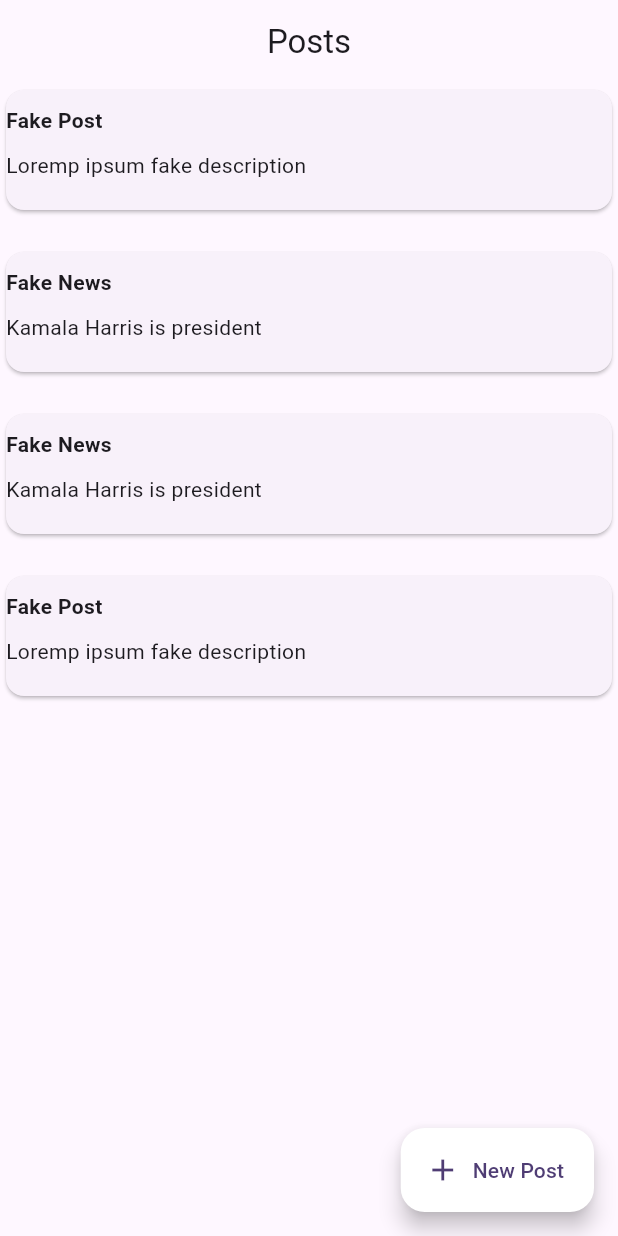
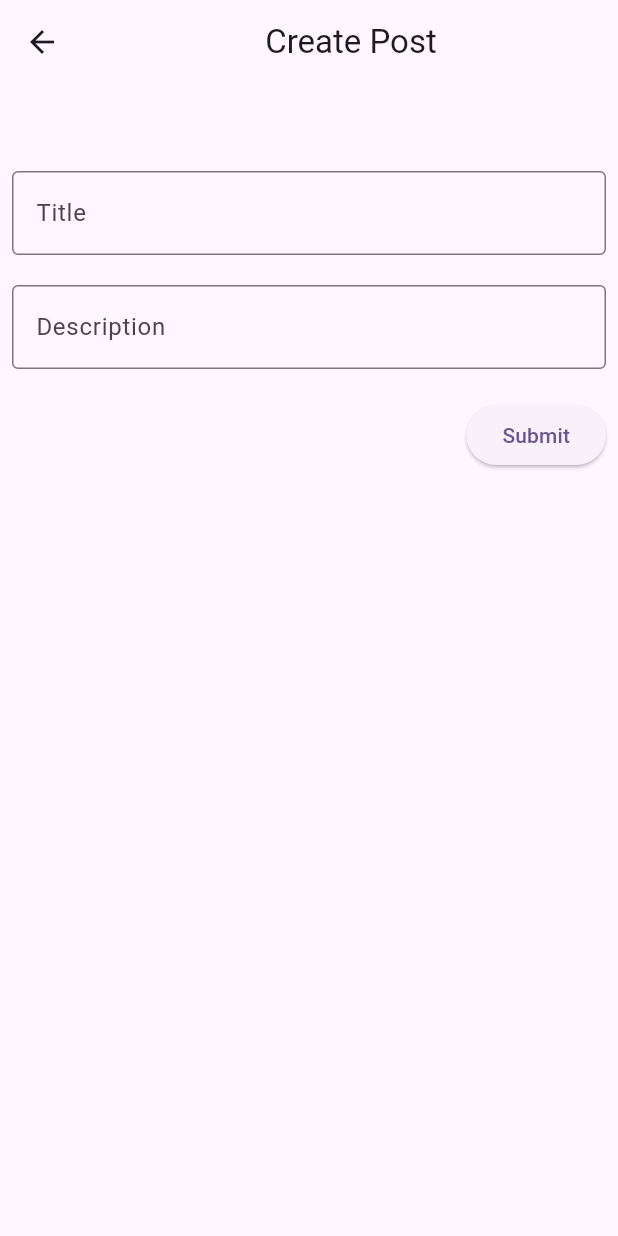
Before and after one commit to marcmalha/esgi-cc-flutter, a Flutter app: the screen it shows after launch, after a tap on "New Post", on a phone screen of 412 x 824 dp. Run offline on Flutter 3.47's test engine with Material 3 defaults, Android fonts, the light colour scheme and no system bars; our stand-ins replace bloc, flutter_bloc.

Commit message:
Feat: add post creation screen

```diff
--- a/lib/main.dart
+++ b/lib/main.dart
@@ -1,6 +1,7 @@
+import 'package:cc_flutter/posts_screen/post_creation_screen.dart';
 import 'package:cc_flutter/posts_screen/post_detail_screen.dart';
+import 'package:cc_flutter/posts_screen/post_list_bloc/post_bloc.dart';
 import 'package:cc_flutter/posts_screen/post_list_screen.dart';
-import 'package:cc_flutter/posts_screen/posts_bloc/post_bloc.dart';
 import 'package:cc_flutter/shared/data_sources/post/fake_data_source.dart';
 import 'package:cc_flutter/shared/models/post.dart';
 import 'package:flutter/material.dart';
@@ -28,6 +29,7 @@
         ),
         routes: {
           '/': (context) => const PostListScreen(),
+          '/create': (context) => const PostCreationScreen(),
         },
         onGenerateRoute: (routeSettings) {
           Widget screen = Container(color: Colors.pink);
--- /dev/null
+++ b/lib/posts_screen/post_creation_screen.dart
@@ -0,0 +1,105 @@
+import 'package:cc_flutter/main.dart';
+import 'package:cc_flutter/posts_screen/post_list_bloc/post_bloc.dart';
+import 'package:flutter/material.dart';
+import 'package:flutter_bloc/flutter_bloc.dart';
+
+import '../shared/models/post.dart';
+
+class PostCreationScreen extends StatefulWidget {
+  static Future<void> navigateTo(BuildContext context) {
+    return Navigator.pushNamed(context, '/create');
+  }
+
+  const PostCreationScreen({super.key});
+
+  @override
+  State<PostCreationScreen> createState() => _PostCreationScreenState();
+}
+
+class _PostCreationScreenState extends State<PostCreationScreen> {
+  TextEditingController titleController = TextEditingController();
+  TextEditingController descriptionController = TextEditingController();
+
+  @override
+  void dispose() {
+    titleController.dispose();
+    descriptionController.dispose();
+
+    super.dispose();
+  }
+
+  @override
+  Widget build(BuildContext context) {
+    return Scaffold(
+      appBar: AppBar(
+        title: const Center(
+          child: Text('Create Post')
+        ),
+      ),
+      body: Form(
+        child: Builder(builder: (context) {
+          return Padding(
+            padding: const EdgeInsets.all(8.0),
+            child: Column(
+              mainAxisAlignment: MainAxisAlignment.start,
+              crossAxisAlignment: CrossAxisAlignment.start,
+              children: [
+                const SizedBox(height: 50, width: 20),
+                TextFormField(
+                  controller: titleController,
+                  decoration: const InputDecoration(
+                    labelText: 'Title',
+                    hintText: 'Write the title of your post here',
+                    border: OutlineInputBorder(),
+                  ),
+                  validator: (String? value) {
+                    if (value == null || value.isEmpty) {
+                      return 'Title cannot be empty';
+                    }
+                    return null;
+                  },
+                ),
+                const SizedBox(height: 20, width: 20),
+                TextFormField(
+                  controller: descriptionController,
+                  decoration: const InputDecoration(
+                    labelText: 'Description',
+                    hintText: 'Write the description of your post here',
+                    border: OutlineInputBorder(),
+                  ),
+                  validator: (String? value) {
+                    if (value == null || value.isEmpty) {
+                      return 'Description cannot be empty';
+                    }
+                    return null;
+                  },
+                ),
+                const SizedBox(height: 20, width: 20),
+                Align(
+                  alignment: Alignment.centerRight,
+                  child: ElevatedButton(
+                      onPressed: () {
+                        // Validate will return true if the form is valid, or false if
+                        // the form is invalid.
+                        if (Form.of(context).validate()) {
+                          final newPost = Post(
+                            title: titleController.text,
+                            description: descriptionController.text,
+                          );
+
+                          final postsBloc = context.read<PostBloc>();
+
+                          postsBloc.add(PostCreated(newPost));
+                        }
+                      },
+                      child: const Text('Submit'),
+                    ),
+                ),
+              ],
+            ),
+          );
+        })
+      ),
+    );
+  }
+}
--- a/lib/posts_screen/posts_bloc/post_bloc.dart
+++ b/lib/posts_screen/post_list_bloc/post_bloc.dart
@@ -30,5 +30,10 @@
         debugPrint(exception.toString());
       }
     });
+
+  on<PostCreated>((event, emit) async {
+    final newPost = event.post;
+
+  });
   }
 }
--- a/lib/posts_screen/posts_bloc/post_event.dart
+++ b/lib/posts_screen/post_list_bloc/post_event.dart
@@ -5,3 +5,9 @@
 sealed class PostEvent {}
 
 class GetAllPosts extends PostEvent {}
+
+class PostCreated extends PostEvent {
+  final Post post;
+
+  PostCreated(this.post);
+}
--- a/lib/posts_screen/post_list_screen.dart
+++ b/lib/posts_screen/post_list_screen.dart
@@ -1,9 +1,10 @@
+import 'package:cc_flutter/posts_screen/post_creation_screen.dart';
 import 'package:cc_flutter/posts_screen/post_detail_screen.dart';
+import 'package:cc_flutter/posts_screen/post_list_bloc/post_bloc.dart';
 import 'package:flutter/material.dart';
 import 'package:flutter_bloc/flutter_bloc.dart';
 
 import '../shared/models/post.dart';
-import 'posts_bloc/post_bloc.dart';
 import 'widgets/post_list_item.dart';
 
 class PostListScreen extends StatefulWidget {
@@ -39,9 +40,7 @@
         );
       }),
       floatingActionButton: FloatingActionButton.extended(
-        onPressed: () {
-          debugPrint("Floating action button pressed on main screen");
-        },
+        onPressed: () => _onNewPostButtonPressed(context),
         icon: const Icon(Icons.add),
         label: const Text('New Post'),
         backgroundColor: Colors.white,
@@ -72,9 +71,12 @@
         itemBuilder: (context, index) {
           Post currentPost = state.posts[index];
 
-          return PostListItem(
-            post: currentPost,
-            onTap: () => _onPostTap(context, currentPost),
+          return Padding(
+            padding: const EdgeInsets.all(8.0),
+            child: PostListItem(
+              post: currentPost,
+              onTap: () => _onPostTap(context, currentPost),
+            ),
           );
         },
       ),
@@ -111,4 +113,8 @@
 
     postsBloc.add(GetAllPosts());
   }
+
+  void _onNewPostButtonPressed(BuildContext context) {
+    PostCreationScreen.navigateTo(context);
+  }
 }
--- a/lib/posts_screen/widgets/post_list_item.dart
+++ b/lib/posts_screen/widgets/post_list_item.dart
@@ -28,10 +28,14 @@
                 mainAxisAlignment: MainAxisAlignment.start,
                 crossAxisAlignment: CrossAxisAlignment.start,
                 children: [
-                  const SizedBox(height: 10),
-                  Text(post.title, style: const TextStyle(fontWeight: FontWeight.bold)),
-                  const SizedBox(height: 10),
-                  Text(post.description),
+                  Padding(
+                    padding: const EdgeInsets.all(6.0),
+                    child: Text(post.title, style: const TextStyle(fontWeight: FontWeight.bold)),
+                  ),
+                  Padding(
+                    padding: const EdgeInsets.all(6.0),
+                    child: Text(post.description),
+                  ),
                 ],
               ),
             ),
```
Also changed, not shown: lib/posts_screen/post_list_bloc/post_list_state.dart (renamed from lib/posts_screen/posts_bloc/post_list_state.dart).
